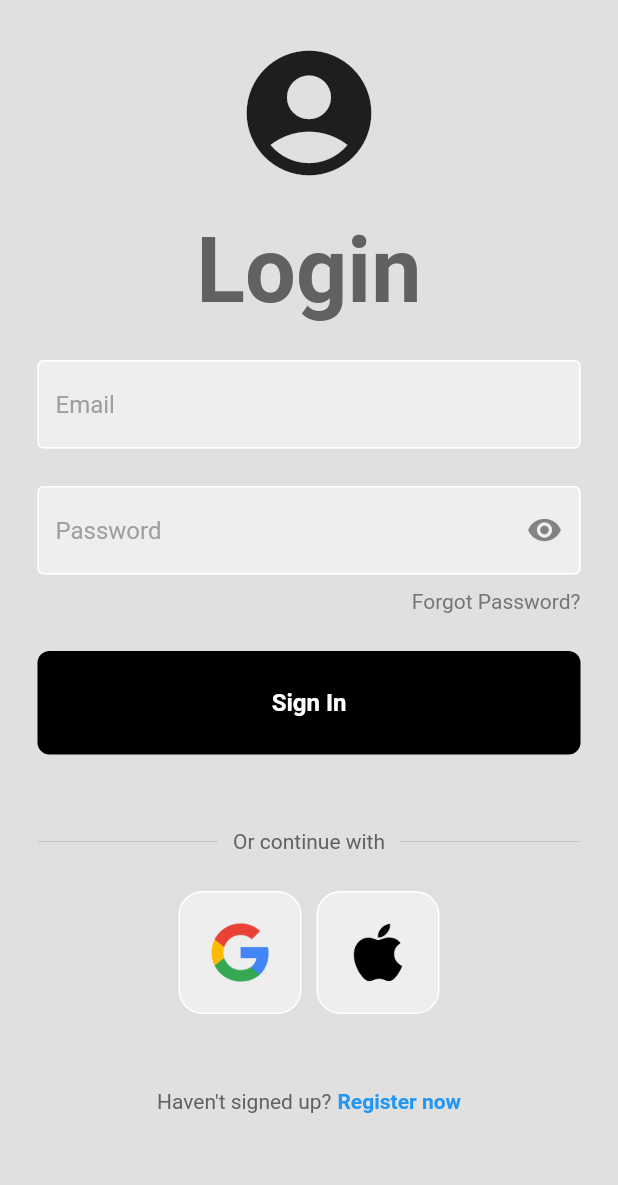
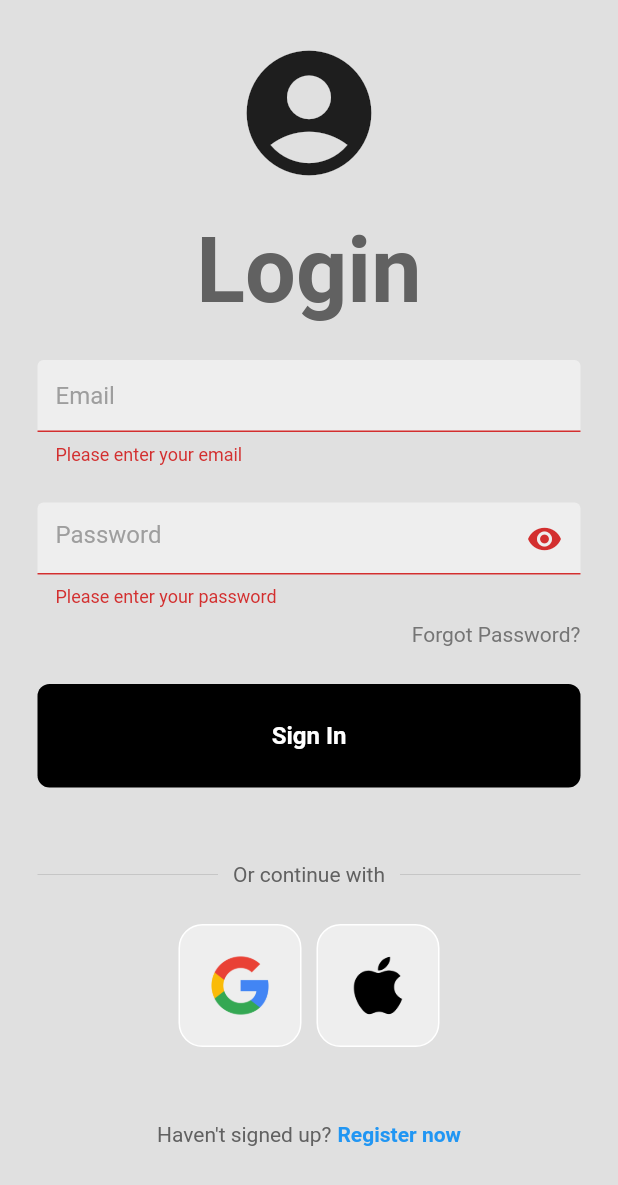
Before and after one commit to thomhford/Capstone, a Flutter app: the screen it shows after launch, after a tap on "Sign In", on a phone screen of 412 x 824 dp. Shown: the top 1185 px of the screen. Run offline on Flutter 3.47's test engine with Material 2 defaults, Android fonts, the phone set to English and light mode, and no system bars; our stand-ins replace firebase_auth, firebase_core, flutter_svg, logger; accounts and stored records are empty; network calls fail.

Commit message:
updates and fixes

```diff
--- a/Application/msd_capstone/lib/app/pages/login_page.dart
+++ b/Application/msd_capstone/lib/app/pages/login_page.dart
@@ -1,7 +1,11 @@
+// login_page.dart
+
 import 'package:flutter/material.dart';
 import 'package:firebase_auth/firebase_auth.dart';
 import 'package:logger/logger.dart';
 import 'package:http/http.dart' as http;
+import 'dart:async';
+import 'dart:io';
 
 import '../services/login.dart';
 import '../components/navbar.dart';
@@ -24,7 +28,6 @@ class LoginPageState extends State<LoginPage> {
   final _emailController = TextEditingController();
   final _passwordController = TextEditingController();
   late LoginService _loginService;
-  bool _obscureText = true;
 
   @override
   void initState() {
@@ -35,7 +38,7 @@ class LoginPageState extends State<LoginPage> {
   Future<void> _login() async {
     if (_formKey.currentState!.validate()) {
       try {
-        final userCredential = await _loginService.loginUser(
+        final userCredential = await _loginService.loginUserEmail(
           email: _emailController.text,
           password: _passwordController.text,
         );
@@ -61,19 +64,29 @@ class LoginPageState extends State<LoginPage> {
   }
 
   Future<bool> _testConnection() async {
+    final client = http.Client();
     try {
-      final response = await http.post(
+      final response = await client.post(
         Uri.http('10.0.2.2:3000', '/user/register'),
         body: {
           "Hello From App": "Hello From App",
         },
-      );
+      ).timeout(const Duration(seconds: 5));
       if (response.statusCode == 401) {
         return true;
       }
       return false;
+    } on TimeoutException catch (e) {
+      logger.e('Timeout Exception: $e');
+      return false;
+    } on SocketException catch (e) {
+      logger.e('Socket Exception: $e');
+      return false;
     } catch (e) {
+      logger.e('Exception: $e');
       return false;
+    } finally {
+      client.close();
     }
   }
 
@@ -95,7 +108,7 @@ class LoginPageState extends State<LoginPage> {
 
   void _showErrorSnackBar(String? message) {
     ScaffoldMessenger.of(context).showSnackBar(
-      SnackBar(content: Text('Something when wrong: $message')),
+      SnackBar(content: Text('Error: $message')),
     );
   }
 
@@ -105,12 +118,6 @@ class LoginPageState extends State<LoginPage> {
     );
   }
 
-  void _togglePasswordVisibility() {
-    setState(() {
-      _obscureText = !_obscureText;
-    });
-  }
-
   @override
   Widget build(BuildContext context) {
     return Scaffold(
@@ -118,8 +125,11 @@ class LoginPageState extends State<LoginPage> {
       body: SafeArea(
         child: SingleChildScrollView(
           child: Center(
-            child:
-                Column(mainAxisAlignment: MainAxisAlignment.center, children: [
+            child: Form(
+              key: _formKey,
+              child: Column(
+                mainAxisAlignment: MainAxisAlignment.center,
+                children: [
                   const SizedBox(height: 25),
 
                   // logo
@@ -145,6 +155,16 @@ class LoginPageState extends State<LoginPage> {
                     controller: _emailController,
                     hintText: 'Email',
                     obscureText: false,
+                    validator: (value) {
+                      if (value == null || value.isEmpty) {
+                        return 'Please enter your email';
+                      } else if (!RegExp(
+                              r'^[\w-]+(\.[\w-]+)*@([\w-]+\.)+[a-zA-Z]{2,7}$')
+                          .hasMatch(value)) {
+                        return 'Please enter a valid email';
+                      }
+                      return null;
+                    },
                   ),
                   const SizedBox(height: 25),
 
@@ -152,7 +172,13 @@ class LoginPageState extends State<LoginPage> {
                   MainTextField(
                     controller: _passwordController,
                     hintText: 'Password',
-                obscureText: _obscureText,
+                    obscureText: true,
+                    validator: (value) {
+                      if (value == null || value.isEmpty) {
+                        return 'Please enter your password';
+                      }
+                      return null;
+                    },
                   ),
                   const SizedBox(height: 10),
 
@@ -216,14 +242,8 @@ class LoginPageState extends State<LoginPage> {
                       // Google Button
                       SquareTileButton(
                         imagePath: 'assets/images/logos/Google.png',
-                    onTap: () async {
-                      bool isConnectionSuccessful = await _testConnection();
-                      if (isConnectionSuccessful) {
-                        _showSuccessSnackBar("Connection Successful");
-                      } else {
-                        _showErrorSnackBar("Connection Failed");
-                      }
-                    },
+                        onTap: () =>
+                            {_showSuccessSnackBar('Google Signup Button')},
                       ),
 
                       const SizedBox(width: 10),
@@ -231,14 +251,8 @@ class LoginPageState extends State<LoginPage> {
                       // Apple button
                       SquareTileButton(
                         imagePath: 'assets/images/logos/apple.png',
-                    onTap: () async {
-                      bool isConnectionSuccessful = await _testConnection();
-                      if (isConnectionSuccessful) {
-                        _showSuccessSnackBar("Connection Successful");
-                      } else {
-                        _showErrorSnackBar("Connection Failed");
-                      }
-                    },
+                        onTap: () =>
+                            {_showSuccessSnackBar("Apple Signup Button")},
                       ),
                     ],
                   ),
@@ -269,94 +283,30 @@ class LoginPageState extends State<LoginPage> {
                         ),
                       )
                     ],
-              )
-            ]),
+                  ),
+                  const SizedBox(height: 50),
+
+                  // test for connection
+                  TextButton(
+                      onPressed: () async {
+                        try {
+                          bool isConnectionSuccessful = await _testConnection();
+                          if (isConnectionSuccessful) {
+                            _showSuccessSnackBar("Connection Successful");
+                          } else {
+                            _showErrorSnackBar("Connection Failed");
+                          }
+                        } catch (e) {
+                          _showErrorSnackBar("Connection Failed");
+                        }
+                      },
+                      child: const Text("Test Connection"))
+                ],
+              ),
+            ),
           ),
         ),
       ),
     );
   }
 }
-
-//   @override
-//   Widget build(BuildContext context) {
-//     return Scaffold(
-//       appBar: AppBar(
-//         title: const Text('Login'),
-//       ),
-//       body: Padding(
-//         padding: const EdgeInsets.all(16.0),
-//         child: Form(
-//           key: _formKey,
-//           child: Column(
-//             children: <Widget>[
-//               TextFormField(
-//                 controller: _emailController,
-//                 decoration: const InputDecoration(labelText: 'Email'),
-//                 validator: (value) {
-//                   if (value == null || value.isEmpty) {
-//                     return 'Please enter your email';
-//                   } else if (!RegExp(
-//                           r'^[\w-]+(\.[\w-]+)*@([\w-]+\.)+[a-zA-Z]{2,7}$')
-//                       .hasMatch(value)) {
-//                     return 'Please enter a valid email';
-//                   }
-//                   return null;
-//                 },
-//               ),
-//               TextFormField(
-//                 controller: _passwordController,
-//                 decoration: InputDecoration(
-//                   labelText: 'Password',
-//                   suffixIcon: IconButton(
-//                     icon: Icon(
-//                       _obscureText ? Icons.visibility : Icons.visibility_off,
-//                     ),
-//                     onPressed: _togglePasswordVisibility,
-//                   ),
-//                 ),
-//                 obscureText: _obscureText,
-//                 validator: (value) {
-//                   if (value == null || value.isEmpty) {
-//                     return 'Please enter your password';
-//                   }
-//                   return null;
-//                 },
-//               ),
-//               ElevatedButton(
-//                 onPressed: _login,
-//                 child: const Text('Login'),
-//               ),
-//               ElevatedButton(
-//                 onPressed: () {
-//                   Navigator.push(
-//                     context,
-//                     MaterialPageRoute(
-//                       builder: (context) => const RegisterPage(),
-//                     ),
-//                   );
-//                 },
-//                 child: const Text('Register'),
-//               ),
-//               ElevatedButton(
-//                 onPressed: _forgotPassword,
-//                 child: const Text('Forgot Password?'),
-//               ),
-//               ElevatedButton(
-//                 onPressed: () async {
-//                   bool isConnectionSuccessful = await _testConnection();
-//                   if (isConnectionSuccessful) {
-//                     _showSuccessSnackBar("Connection Successful");
-//                   } else {
-//                     _showErrorSnackBar("Connection Failed");
-//                   }
-//                 },
-//                 child: const Text("Test Connection"),
-//               ),
-//             ],
-//           ),
-//         ),
-//       ),
-//     );
-//   }
-// }
--- a/Application/msd_capstone/lib/app/services/login.dart
+++ b/Application/msd_capstone/lib/app/services/login.dart
@@ -8,7 +8,7 @@ class LoginService {
 
   LoginService({required FirebaseAuth auth}) : _auth = auth;
 
-  Future<UserCredential> loginUser({
+  Future<UserCredential> loginUserEmail({
     required String email,
     required String password,
   }) async {
```
Lines whose indentation alone changed are shown as unchanged.
